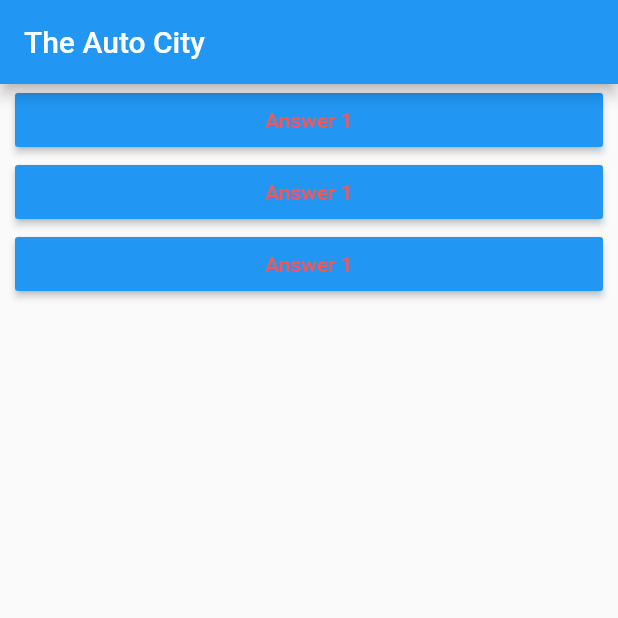
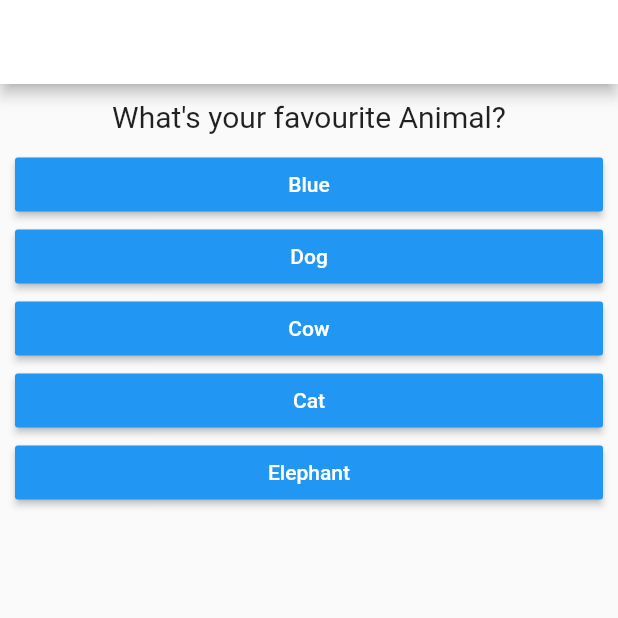
Before and after one commit to VishnuPothan/Flutter-Quiz-App, a Flutter app: the screen it shows after launch, on a phone screen of 412 x 824 dp, the top half of it. Run offline on Flutter 3.47's test engine with Material 2 defaults, Android fonts, the phone set to English and light mode, and no system bars.

Commit message:
added result and separated the widget to separate classes.

```diff
--- a/lib/answer.dart
+++ b/lib/answer.dart
@@ -2,7 +2,8 @@ import 'package:flutter/material.dart';
 
 class Answer extends StatelessWidget {
   final Function selectHandler;
-  Answer(this.selectHandler);
+  final String answerText;
+  Answer(this.selectHandler , this.answerText);
   @override
   Widget build(BuildContext context) {
     return Container(
@@ -10,8 +11,8 @@ class Answer extends StatelessWidget {
       margin: EdgeInsets.only(left:10,right: 10),
       child: RaisedButton(
           color: Colors.blue,
-          textColor: Colors.redAccent,
-          child: Text("Answer 1"),
+          textColor: Colors.white,
+          child: Text(answerText),
           onPressed: selectHandler),
     );
   }
--- a/lib/main.dart
+++ b/lib/main.dart
@@ -1,9 +1,9 @@
 import 'package:flutter/material.dart';
 
-import './question.dart';
-import './answer.dart';
+import './quiz.dart';
+import './result.dart';
 
-void main(){
+void main() {
   runApp(MyApp());
 }
 
@@ -16,35 +16,41 @@ class MyApp extends StatefulWidget {
 
 class _MyAppState extends State<MyApp> {
   var _quesIndex = 0;
-  void _answerQuestion(){
+  var _totalScore = 0;
+  final _questionsAndAnswer = [
+
+    {
+      'question': 'What\'s your favourite Animal?',
+      'answers': [{'text':'Blue' , 'score' : 10},{'text':'Dog', 'score' : 7} ,{'text':'Cow', 'score' : 0}, {'text':'Cat', 'score' : 6} ,{'text':'Elephant', 'score' : 6}]
+    },
+    {
+      'question': 'What\'s your favourite Country?',
+      'answers': [{'text':'India' , 'score' : 8},{'text':'Japan', 'score' : 10} ,{'text':'Switzerland', 'score' : 10}, {'text':'UK', 'score' : 0} ,{'text':'Israel', 'score' : 4}]
+    },
+  ];
+
+  void _answerQuestion(int score) {
+    _totalScore += score;
     setState(() {
       _quesIndex = _quesIndex + 1;
     });
     print(_quesIndex);
   }
+
   @override
   Widget build(BuildContext context) {
-    var questions = [
-      {'question' : 'What\'s your favourite Color?',
-       'answers': ['Blue','Red','Orange','White']
-      },
-      {'question' : 'What\'s your favourite Animal?',
-        'answers': ['Hen','Cat','Dog','Monkey']
-      },
-      {'question' : 'What\'s your favourite Country?',
-        'answers': ['India','Canada','japan','Switzerland']
-      },
-    ];
-    return MaterialApp(home: Scaffold(
-      appBar: AppBar(title: Text("The Auto City"),),
-        body: Column(
-          children: [
-            // Question(questions.elementAt(_quesIndex)),
-            Answer(_answerQuestion),
-            Answer(_answerQuestion),
-            Answer(_answerQuestion),
-          ],
+    return MaterialApp(
+      home: Scaffold(
+        appBar: AppBar(
+          backgroundColor: Colors.white,
         ),
+        body: _quesIndex < _questionsAndAnswer.length
+            ? Quiz(
+                answerQuestion: _answerQuestion,
+                questionIndex: _quesIndex,
+                questions: _questionsAndAnswer,
+              )
+            : Result(_totalScore)
       ),
     );
   }
--- /dev/null
+++ b/lib/quiz.dart
@@ -0,0 +1,30 @@
+import 'package:flutter/material.dart';
+
+import './question.dart';
+import './answer.dart';
+
+class Quiz extends StatelessWidget {
+  final List<Map<String, Object>> questions;
+  final int questionIndex;
+  final Function answerQuestion;
+
+  Quiz({
+    @required this.questions,
+    @required this.answerQuestion,
+    @required this.questionIndex,
+  });
+
+  @override
+  Widget build(BuildContext context) {
+    return Column(
+      children: [
+        Question(
+          questions[questionIndex]['question'],
+        ),
+        ...(questions[questionIndex]['answers'] as List<Map<String,Object>>).map((answer) {
+          return Answer(() => answerQuestion(answer['score']), answer['text']);
+        }).toList()
+      ],
+    );
+  }
+}
--- /dev/null
+++ b/lib/result.dart
@@ -0,0 +1,27 @@
+import 'package:flutter/material.dart';
+
+class Result extends StatelessWidget {
+  final int resultScore;
+  var resultText = 'You did it';
+  Result(this.resultScore);
+
+  String get resultPhrase{
+    if(resultScore == 16){
+      resultText = 'You are Awesome';
+    }else if(resultScore > 10){
+      resultText = 'You are Okay';
+    }else if(resultScore < 0){
+      resultText = 'You are Worth less';
+    }
+    return resultText;
+  }
+
+  @override
+  Widget build(BuildContext context) {
+    return  Center(
+      child: Text(
+        resultText,
+        style: TextStyle(fontSize: 30 , fontWeight: FontWeight.bold),),
+    );
+  }
+}
```
